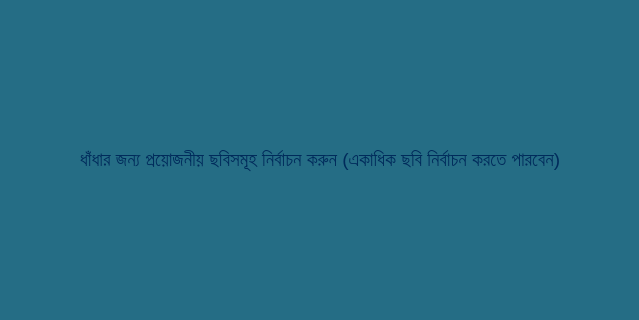
Qt form EmPower/Teacher/Frontend/PyQt_UI/HomePage.ui (ahmedfahad04/SPL-2) before a commit; both pictures show x 470 to 1109 and y 264 to 584 of the 1280 by 720 pixel window.
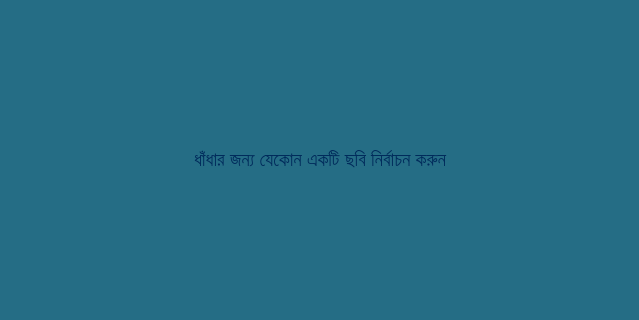
The same form after that commit. The open tabs and pages were chosen to show the change. Icons and pictures are not drawn.

Diff of the .ui file:
```diff
--- a/EmPower/Teacher/Frontend/PyQt_UI/HomePage.ui
+++ b/EmPower/Teacher/Frontend/PyQt_UI/HomePage.ui
@@ -2455,7 +2455,7 @@
 border: 2px solid rgb(43, 72, 101);</string>
                           </property>
                           <property name="text">
-                           <string>ধাঁধার জন্য প্রয়োজনীয় ছবিসমূহ নির্বাচন করুন (একাধিক ছবি নির্বাচন করতে পারবেন)</string>
+                           <string>ধাঁধার জন্য যেকোন একটি ছবি নির্বাচন করুন</string>
                           </property>
                           <property name="alignment">
                            <set>Qt::AlignCenter</set>
```
Left out of the diff: 4 changed lines with no effect on the pictures.
